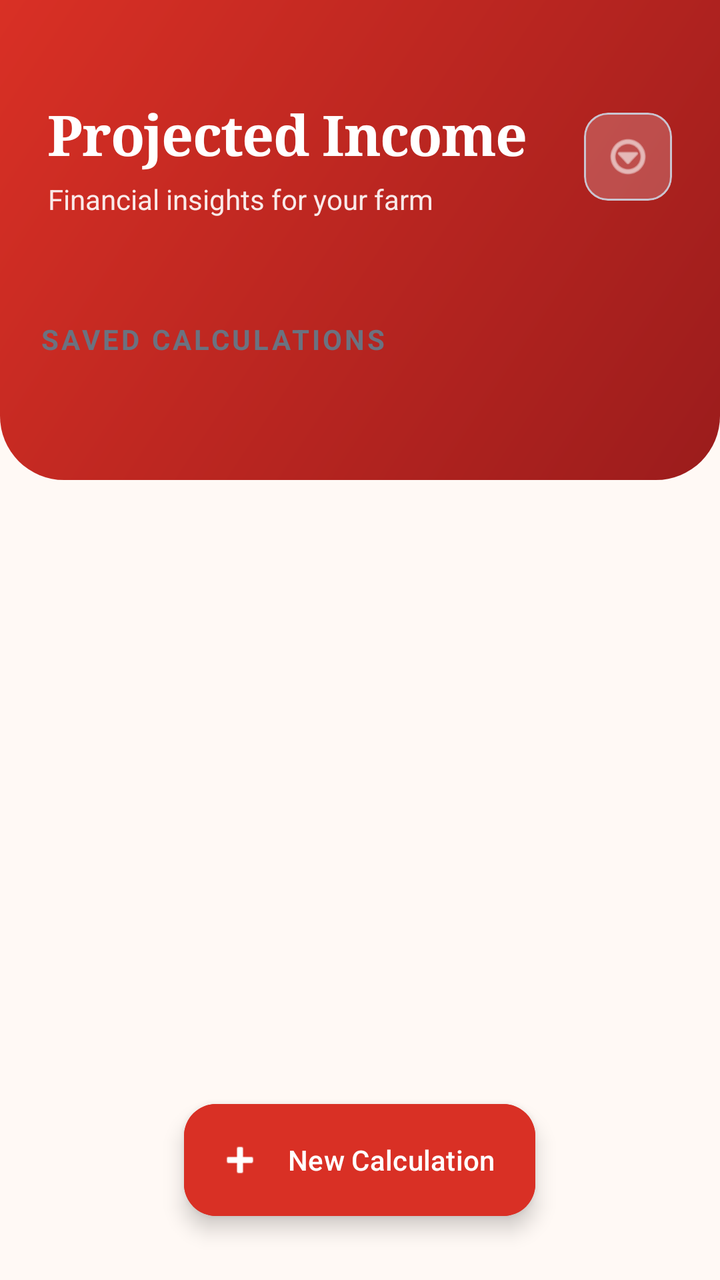
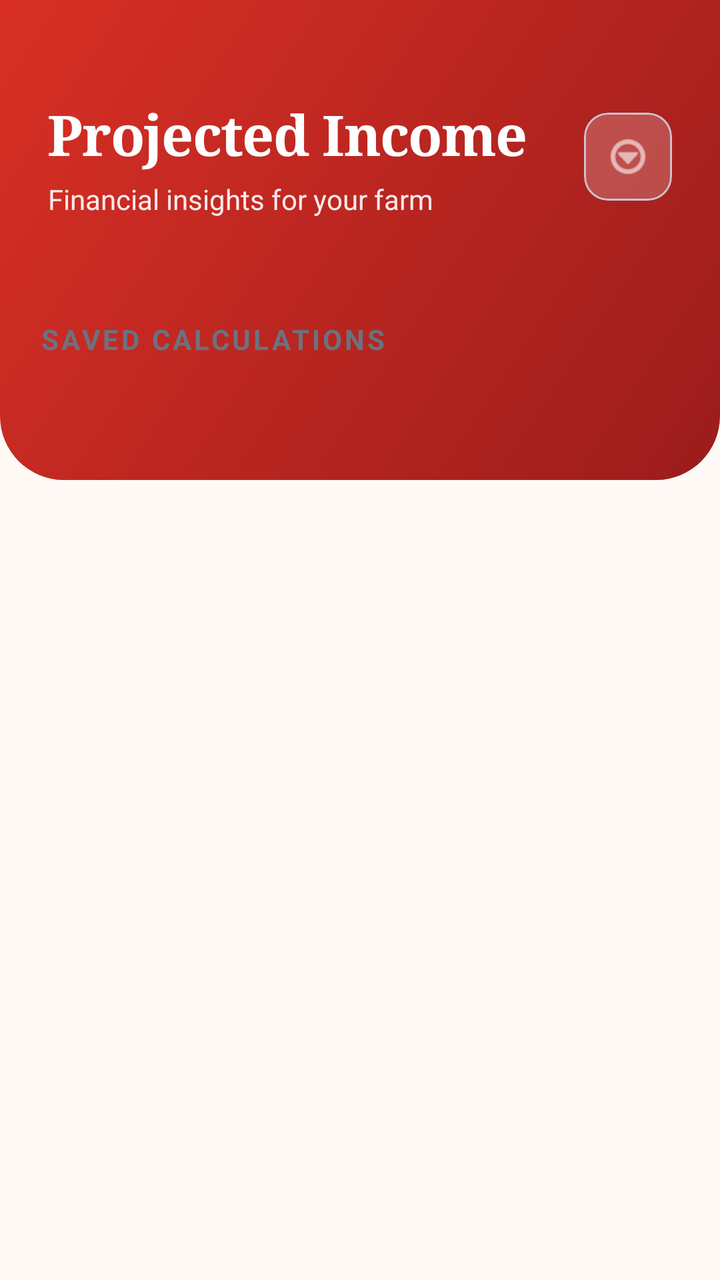

Before-and-after screenshots of an Android layout around one commit, followed by the original layout XML and the change that was made.
<!-- AndroidManifest.xml: application theme Theme.TomatoApp -->
<!-- res/layout/activity_cost_selection.xml -->
<?xml version="1.0" encoding="utf-8"?>
<RelativeLayout xmlns:android="http://schemas.android.com/apk/res/android"
    xmlns:app="http://schemas.android.com/apk/res-auto"
    xmlns:tools="http://schemas.android.com/tools"
    android:layout_width="match_parent"
    android:layout_height="match_parent"
    android:background="@color/cream"
    tools:context=".financial.ui.CostSelection">

    
    <View
        android:id="@+id/headerBackground"
        android:layout_width="match_parent"
        android:layout_height="240dp"
        android:background="@drawable/bg_home_header" />

    
    <LinearLayout
        android:layout_width="match_parent"
        android:layout_height="wrap_content"
        android:orientation="vertical"
        android:paddingTop="48dp"
        android:paddingHorizontal="24dp">

        <LinearLayout
            android:layout_width="match_parent"
            android:layout_height="wrap_content"
            android:orientation="horizontal"
            android:gravity="center_vertical">

            <LinearLayout
                android:layout_width="0dp"
                android:layout_height="wrap_content"
                android:layout_weight="1"
                android:orientation="vertical">

                <TextView
                    android:layout_width="wrap_content"
                    android:layout_height="wrap_content"
                    android:text="Projected Income"
                    android:textColor="@color/white"
                    android:textSize="28sp"
                    android:textStyle="bold"
                    android:fontFamily="serif"
                    android:letterSpacing="-0.02" />

                <TextView
                    android:id="@+id/programCountText"
                    android:layout_width="wrap_content"
                    android:layout_height="wrap_content"
                    android:text="Financial insights for your farm"
                    android:textColor="#E6FFFFFF"
                    android:textSize="14sp"
                    android:layout_marginTop="4dp" />
            </LinearLayout>

            <com.google.android.material.card.MaterialCardView
                android:layout_width="44dp"
                android:layout_height="44dp"
                app:cardCornerRadius="12dp"
                app:cardElevation="0dp"
                app:cardBackgroundColor="#33FFFFFF">

                <ImageView
                    android:id="@+id/headerMenuButton"
                    android:layout_width="match_parent"
                    android:layout_height="match_parent"
                    android:src="@android:drawable/ic_menu_more"
                    android:padding="10dp"
                    app:tint="@color/white" />
            </com.google.android.material.card.MaterialCardView>
        </LinearLayout>
    </LinearLayout>

    
    <androidx.core.widget.NestedScrollView
        android:layout_width="match_parent"
        android:layout_height="match_parent"
        android:layout_marginTop="160dp"
        android:clipToPadding="false">

        <LinearLayout
            android:layout_width="match_parent"
            android:layout_height="wrap_content"
            android:orientation="vertical"
            android:paddingHorizontal="20dp"
            android:paddingBottom="100dp">

            <TextView
                android:layout_width="wrap_content"
                android:layout_height="wrap_content"
                android:text="Saved Calculations"
                android:textSize="14sp"
                android:textStyle="bold"
                android:textColor="@color/muted"
                android:textAllCaps="true"
                android:letterSpacing="0.1"
                android:layout_marginBottom="16dp" />

            <androidx.recyclerview.widget.RecyclerView
                android:id="@+id/costRecycler"
                android:layout_width="match_parent"
                android:layout_height="wrap_content"
                android:nestedScrollingEnabled="false"
                android:scrollbars="none" />
        </LinearLayout>
    </androidx.core.widget.NestedScrollView>

    
    <LinearLayout
        android:id="@+id/emptyState"
        android:layout_width="match_parent"
        android:layout_height="match_parent"
        android:layout_marginTop="160dp"
        android:orientation="vertical"
        android:gravity="center"
        android:padding="32dp"
        android:visibility="gone">

        <ImageView
            android:layout_width="140dp"
            android:layout_height="140dp"
            android:src="@drawable/ic_tomato_logo"
            android:alpha="0.15"
            app:tint="@color/red" />

        <TextView
            android:layout_width="wrap_content"
            android:layout_height="wrap_content"
            android:text="No calculations yet"
            android:textSize="20sp"
            android:textStyle="bold"
            android:textColor="@color/text"
            android:layout_marginTop="24dp" />

        <TextView
            android:layout_width="wrap_content"
            android:layout_height="wrap_content"
            android:text="Track your expenses and project your potential earnings here."
            android:textSize="14sp"
            android:textColor="@color/muted"
            android:gravity="center"
            android:layout_marginTop="8dp" />
    </LinearLayout>

    
    <com.google.android.material.floatingactionbutton.ExtendedFloatingActionButton
        android:id="@+id/fabNewCalculation"
        android:layout_width="wrap_content"
        android:layout_height="wrap_content"
        android:layout_alignParentBottom="true"
        android:layout_centerHorizontal="true"
        android:layout_marginBottom="32dp"
        android:text="New Calculation"
        android:textColor="@color/white"
        android:backgroundTint="@color/red"
        app:icon="@android:drawable/ic_input_add"
        app:iconTint="@color/white"
        app:elevation="8dp" />

</RelativeLayout>
<!-- resources referenced by this layout -->
<resources>
  <color name="cream">#FFF9F5</color>
  <color name="muted">#6B7280</color>
  <color name="red">#D93025</color>
  <color name="text">#1A1A1A</color>
  <color name="white">#FFFFFFFF</color>
  <!-- drawable bg_home_header (drawable) -->
  <?xml version="1.0" encoding="utf-8"?>
  <shape xmlns:android="http://schemas.android.com/apk/res/android">
      <gradient
          android:angle="315"
          android:endColor="@color/red_dark"
          android:startColor="@color/red"
          android:type="linear" />
      <corners
          android:bottomLeftRadius="32dp"
          android:bottomRightRadius="32dp" />
  </shape>
  <!-- drawable ic_tomato_logo (drawable) -->
  <?xml version="1.0" encoding="utf-8"?>
  <vector xmlns:android="http://schemas.android.com/apk/res/android"
      android:width="120dp"
      android:height="120dp"
      android:viewportWidth="120"
      android:viewportHeight="120">
      
      
      <path
          android:fillColor="#E53935"
          android:pathData="M60,20 A40,40 0 1,1 60,100 A40,40 0 1,1 60,20 Z" />
      
      
      <path
          android:fillColor="#C62828"
          android:pathData="M60,60 L60,100 A40,40 0 0,1 100,60 Z" />
      
      
      <path
          android:fillColor="#FFFFFF"
          android:fillAlpha="0.9"
          android:pathData="M38,50 A12,8 0 1,1 62,50 A12,8 0 1,1 38,50 Z" />
      
      
      <path
          android:fillColor="#2E7D32"
          android:pathData="M55,20 L60,5 L65,20 Z" />
      <path
          android:fillColor="#2E7D32"
          android:pathData="M57,15 L60,8 L63,15 Z" />
      <path
          android:fillColor="#2E7D32"
          android:pathData="M58,12 L60,10 L62,12 Z" />
      
      
      <path
          android:fillColor="#2E7D32"
          android:pathData="M65,18 Q70,15 72,20 Q70,25 65,22 Z" />
  </vector>
  <style name="Theme.TomatoApp" parent="Base.Theme.TomatoApp" />
  <color name="red_dark">#9B1C1C</color>
  <style name="Base.Theme.TomatoApp" parent="Theme.Material3.DayNight.NoActionBar">
          
          <item name="colorPrimary">@color/tomato_red</item>
          <item name="colorOnPrimary">@color/white</item>
          <item name="colorSecondary">@color/fresh_green</item>
          <item name="colorOnSecondary">@color/white</item>
          <item name="colorSurface">@color/surface</item>
          <item name="colorOnSurface">@color/text_primary</item>
          <item name="colorError">@color/error</item>
          <item name="android:windowBackground">@color/bg_light_gray</item>
      </style>
  <color name="tomato_red">#D93025</color>
  <color name="fresh_green">#3DBE5A</color>
  <color name="surface">#FFFFFF</color>
  <color name="text_primary">#1A1A1A</color>
  <color name="error">#D93025</color>
  <color name="bg_light_gray">#FFF9F5</color>
</resources>

<!-- the commit's change to res/layout/activity_cost_selection.xml (unified diff, before → after) -->
@@ -144,18 +144,5 @@
     </LinearLayout>
 
     
-    <com.google.android.material.floatingactionbutton.ExtendedFloatingActionButton
-        android:id="@+id/fabNewCalculation"
-        android:layout_width="wrap_content"
-        android:layout_height="wrap_content"
-        android:layout_alignParentBottom="true"
-        android:layout_centerHorizontal="true"
-        android:layout_marginBottom="32dp"
-        android:text="New Calculation"
-        android:textColor="@color/white"
-        android:backgroundTint="@color/red"
-        app:icon="@android:drawable/ic_input_add"
-        app:iconTint="@color/white"
-        app:elevation="8dp" />
 
 </RelativeLayout>
